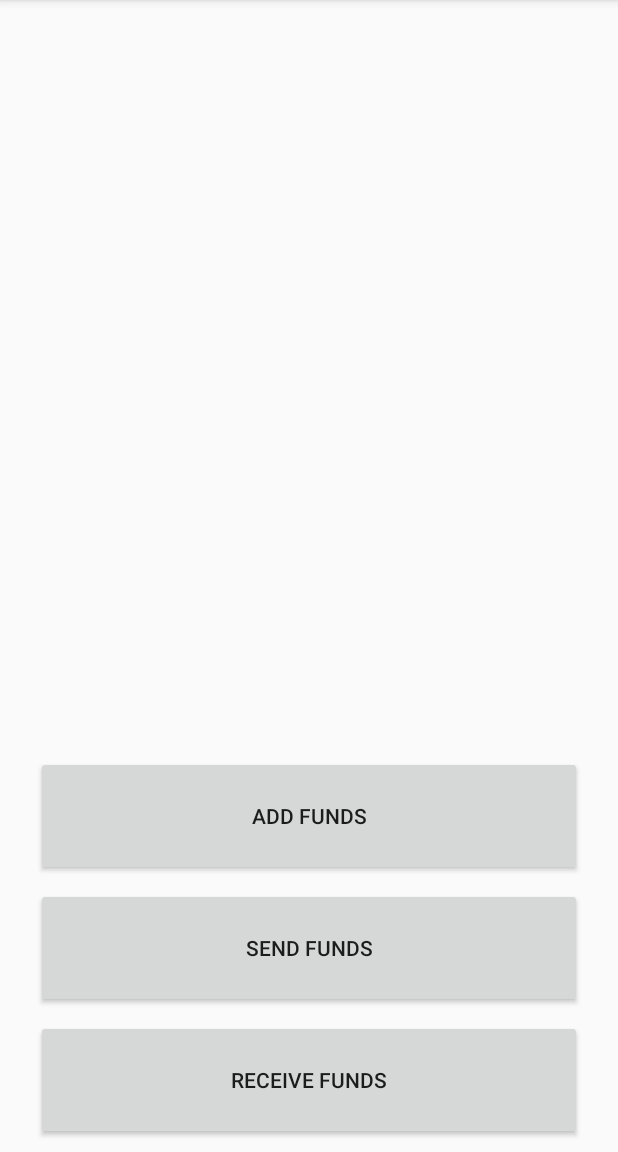
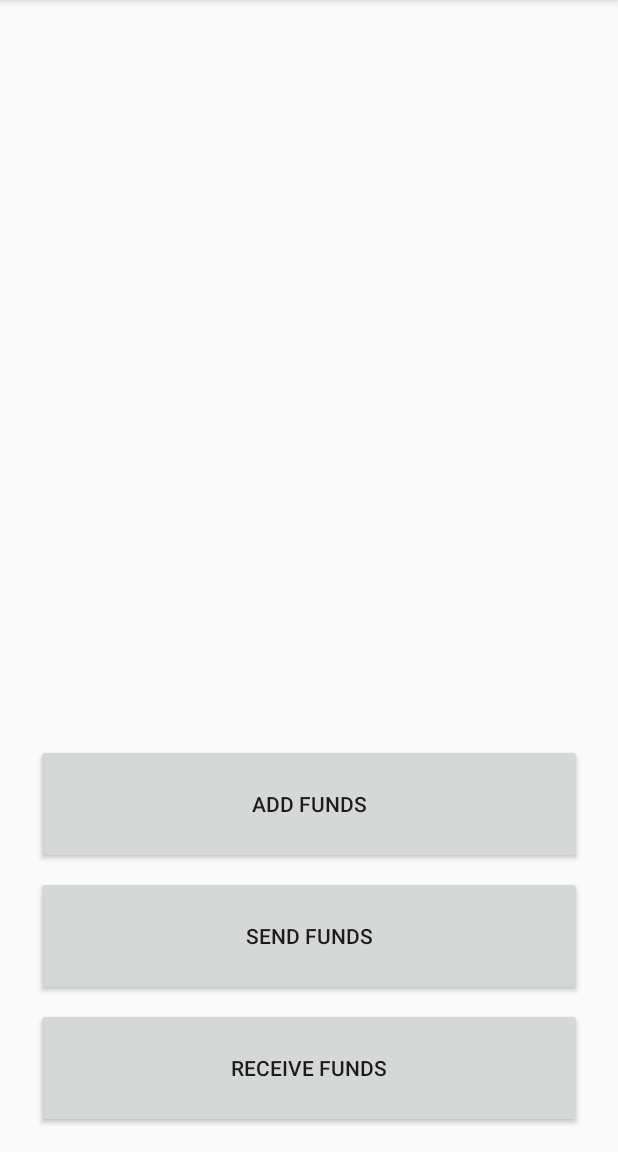
Before and after one commit to vivien-ding/bit-tap-app, an Android app: the screen it shows after launch (MainActivity), on a phone screen of 412 x 824 dp, the part 84-1236 px from its top. Run offline under Robolectric (Android 15) with nearby library versions, the phone set to English and light mode, and no system bars.

Commit message:
updated nfc

```diff
--- a/app/src/main/java/me/viviending/bittap/MainActivity.kt
+++ b/app/src/main/java/me/viviending/bittap/MainActivity.kt
@@ -9,9 +9,8 @@ import android.widget.Button
 import android.support.v4.content.ContextCompat.startActivity
 
 
-
-
-
+var address: String = "mmHYbs6Pef4PD9WkRPkAMGHLrHQm8WPAxG"
+var key: String = "cP8S57g7x7Nh9Y86ZT7emHQvLb7w4vDZM7eyUFXV8XzRviTxbhtD"
 
 class MainActivity : AppCompatActivity() {
 
--- a/app/src/main/java/me/viviending/bittap/nfc/OutcomingNfcManager.kt
+++ b/app/src/main/java/me/viviending/bittap/nfc/OutcomingNfcManager.kt
@@ -5,6 +5,7 @@ import android.nfc.NdefRecord;
 import android.nfc.NfcAdapter;
 import android.nfc.NfcEvent;
 import me.viviending.bittap.MIME_TEXT_PLAIN
+import me.viviending.bittap.address
 
 class OutcomingNfcManager(
         private val nfcActivity: NfcActivity
@@ -22,7 +23,9 @@ class OutcomingNfcManager(
             val outRecord = NdefRecord.createMime(MIME_TEXT_PLAIN, outBytes)
             return NdefMessage(outRecord)
         }
+
     }
+
 
     override fun onNdefPushComplete(event: NfcEvent) {
         // onNdefPushComplete() is called on the Binder thread, so remember to explicitly notify
--- a/app/src/main/res/layout/activity_main.xml
+++ b/app/src/main/res/layout/activity_main.xml
@@ -11,11 +11,10 @@
         android:layout_width="364dp"
         android:layout_height="80dp"
         android:layout_marginBottom="8dp"
-        android:layout_marginEnd="8dp"
-        android:layout_marginLeft="8dp"
-        android:layout_marginRight="8dp"
-        android:layout_marginStart="8dp"
-        android:onClick="addFundsScreen"
+        android:layout_marginEnd="16dp"
+        android:layout_marginLeft="16dp"
+        android:layout_marginRight="16dp"
+        android:layout_marginStart="16dp"
         android:text="@string/add_funds"
         app:layout_constraintBottom_toTopOf="@+id/send_button"
         app:layout_constraintEnd_toEndOf="parent"
@@ -26,10 +25,10 @@
         android:layout_width="364dp"
         android:layout_height="80dp"
         android:layout_marginBottom="8dp"
-        android:layout_marginEnd="8dp"
-        android:layout_marginLeft="8dp"
-        android:layout_marginRight="8dp"
-        android:layout_marginStart="8dp"
+        android:layout_marginEnd="16dp"
+        android:layout_marginLeft="16dp"
+        android:layout_marginRight="16dp"
+        android:layout_marginStart="16dp"
         android:onClick="goToSend"
         android:text="@string/send_funds"
         app:layout_constraintBottom_toTopOf="@+id/receive_button"
@@ -40,11 +39,11 @@
         android:id="@+id/receive_button"
         android:layout_width="364dp"
         android:layout_height="80dp"
-        android:layout_marginBottom="8dp"
-        android:layout_marginEnd="8dp"
-        android:layout_marginLeft="8dp"
-        android:layout_marginRight="8dp"
-        android:layout_marginStart="8dp"
+        android:layout_marginBottom="16dp"
+        android:layout_marginEnd="16dp"
+        android:layout_marginLeft="16dp"
+        android:layout_marginRight="16dp"
+        android:layout_marginStart="16dp"
         android:onClick="goToReceive"
         android:text="@string/receive_funds"
         app:layout_constraintBottom_toBottomOf="parent"
--- a/app/src/main/res/values/strings.xml
+++ b/app/src/main/res/values/strings.xml
@@ -3,5 +3,7 @@
     <string name="add_funds">Add Funds</string>
     <string name="send_funds">Send Funds</string>
     <string name="receive_funds">Receive Funds</string>
+    <string name="send">Send</string>
+    <string name="charge_hint">Amount to Charge</string>
     <string name="message_beaming_complete">Transaction Complete</string>
 </resources>
```
Also changed, not shown: app/src/main/java/me/viviending/bittap/ReceiveActivity.kt (+6 -4 lines), app/src/main/java/me/viviending/bittap/SendActivity.kt (+8 -0 lines), app/src/main/res/layout/activity_receive.xml (+4 -4 lines).
